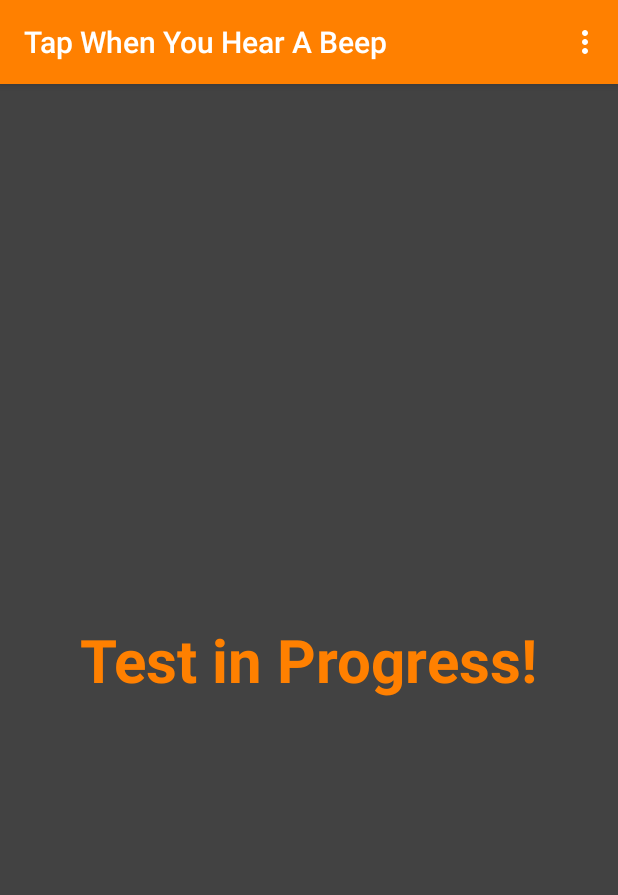
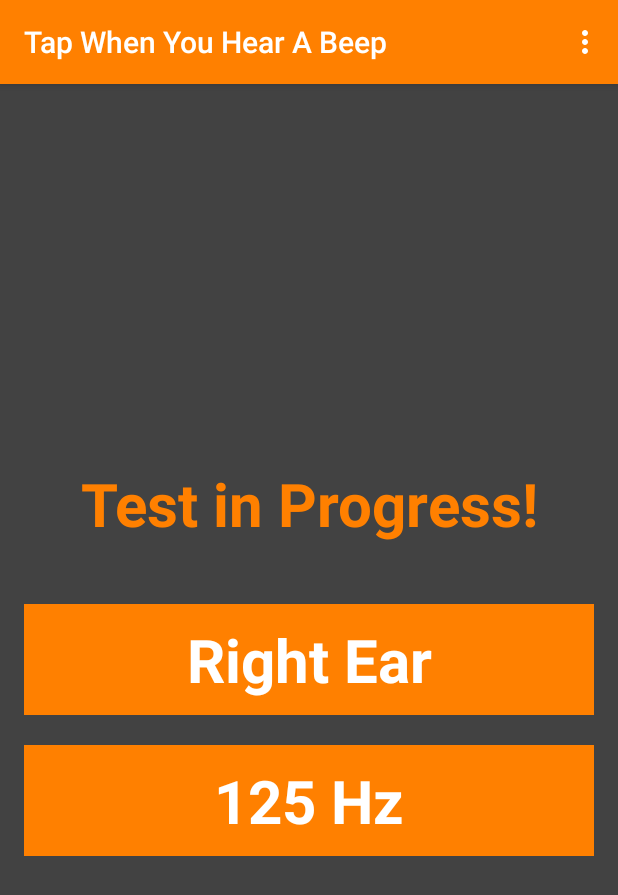
Before and after one commit to woheller69/audiometry, an Android app: the TestProctoring screen opened directly, with no data from a screen before it, on a phone screen of 412 x 824 dp. Shown: the top 895 px of the screen. Run offline under Robolectric (Android 15) with nearby library versions, the phone set to English and light mode, and no system bars.

Commit message:
Remove TestComplete Store left/right results in single file Show frequency and ear during test

```diff
--- a/app/src/main/java/ut/ewh/audiometrytest/TestProctoring.java
+++ b/app/src/main/java/ut/ewh/audiometrytest/TestProctoring.java
@@ -15,6 +15,7 @@ import android.view.MenuItem;
 import android.view.MotionEvent;
 import android.view.View;
 import android.view.WindowManager;
+import android.widget.TextView;
 import android.widget.Toast;
 
 import java.util.Timer;
@@ -33,6 +34,8 @@ public class TestProctoring extends ActionBarActivity {
     public double[] thresholds_left = new double[testFrequencies.length];
     private Context context;
     testThread testThread;
+    TextView earView;
+    TextView frequencyView;
 
 
 
@@ -40,6 +43,15 @@ public class TestProctoring extends ActionBarActivity {
     {
         runOnUiThread(() -> Toast.makeText(TestProctoring.this, toast, Toast.LENGTH_SHORT).show());
     }
+
+    public void setEarView(final int textID){
+        runOnUiThread(() -> earView.setText(textID));
+    }
+
+    public void setFrequencyView(final int freq){
+        runOnUiThread(() -> frequencyView.setText(freq + " Hz"));
+    }
+
     /**
      * Randomly picks time gap between test tones in ms
      * @return
@@ -79,10 +91,10 @@ public class TestProctoring extends ActionBarActivity {
     };
 
     /**
-     * go to TestComplete activity
+     * go to MainActivity
      */
-    public void gotoComplete(){
-        Intent intent = new Intent(this, TestComplete.class);
+    public void gotoMain(){
+        Intent intent = new Intent(this, MainActivity.class);
         startActivity(intent);
     };
 
@@ -148,10 +160,14 @@ public class TestProctoring extends ActionBarActivity {
 
             //iterated once for every frequency to be tested
             for (int s = 0; s < 2; s++) {
+                if (s==0) setEarView(R.string.right_ear);
+                else setEarView(R.string.left_ear);
+
                 if (stopped){break;}
                 for (int i = 0; i < testFrequencies.length; i++) {
                     if (stopped){break;}
                     int frequency = testFrequencies[i];
+                    setFrequencyView(frequency);
                     float increment = (float) (Math.PI) * frequency / sampleRate;
                     int maxVolume = volume;
                     int minVolume = 0;
@@ -204,7 +220,7 @@ public class TestProctoring extends ActionBarActivity {
             if (stopped) return;
 
             fileOperations.writeTestResult(thresholds_right, thresholds_left, context);
-            gotoComplete();
+            gotoMain();
         }
 
 
@@ -221,6 +237,8 @@ public class TestProctoring extends ActionBarActivity {
         super.onCreate(savedInstanceState);
         context=this;
         setContentView(R.layout.activity_test_proctoring);
+        earView = findViewById(R.id.ear);
+        frequencyView = findViewById(R.id.frequency);
         if (Build.VERSION.SDK_INT >= Build.VERSION_CODES.LOLLIPOP) {
             getWindow().addFlags(WindowManager.LayoutParams.FLAG_DRAWS_SYSTEM_BAR_BACKGROUNDS);
             getWindow().setStatusBarColor(getResources().getColor(R.color.primary_dark));
--- a/app/src/main/res/layout/activity_test_lookup.xml
+++ b/app/src/main/res/layout/activity_test_lookup.xml
@@ -9,7 +9,7 @@
     tools:context="ut.ewh.audiometrytest.TestLookup">
 
     <TextView
-        android:text="@string/hello_world"
+        android:text="@string/test_running"
         android:layout_width="wrap_content"
         android:layout_height="wrap_content" />
 
--- a/app/src/main/res/layout/activity_test_proctoring.xml
+++ b/app/src/main/res/layout/activity_test_proctoring.xml
@@ -13,12 +13,40 @@
     android:keepScreenOn="true">
 
     <TextView
-        android:text="@string/hello_world"
-        android:layout_width="wrap_content"
+        android:layout_above="@id/ear"
+        android:layout_marginBottom="40dp"
+        android:text="@string/test_running"
+        android:layout_width="match_parent"
         android:layout_height="wrap_content"
         android:textSize="40sp"
         android:textColor="@color/orange"
         android:textStyle="bold"
         android:gravity="center"/>
 
+    <TextView
+        android:id="@+id/ear"
+        android:layout_above="@id/frequency"
+        android:background="@drawable/button_background"
+        android:text="@string/right_ear"
+        android:padding="10dp"
+        android:layout_width="match_parent"
+        android:layout_height="wrap_content"
+        android:layout_marginBottom="20dp"
+        android:textSize="40sp"
+        android:textColor="@color/white"
+        android:textStyle="bold"
+        android:gravity="center"/>
+
+    <TextView
+        android:id="@+id/frequency"
+        android:background="@drawable/button_background"
+        android:text="8000 Hz"
+        android:padding="10dp"
+        android:layout_width="match_parent"
+        android:layout_height="wrap_content"
+        android:textSize="40sp"
+        android:textColor="@color/white"
+        android:textStyle="bold"
+        android:gravity="center_horizontal"/>
+
 </RelativeLayout>
--- a/app/src/main/res/values/strings.xml
+++ b/app/src/main/res/values/strings.xml
@@ -12,7 +12,7 @@
     <string name="pretest_info_body">Before the audiometry test is performed, the headphones must be calibrated. Ensure that the headphones being used are firmly plugged into the headphone jack. Press the button below when you\'re ready to see calibration instructions. Once the headphones are calibrated, you can begin the audiometry test.</string>
     <string name="pretest_button">Calibration Instructions</string>
     <string name="title_activity_test_proctoring">Tap When You Hear A Beep</string>
-    <string name="hello_world">Test in Progress!</string>
+    <string name="test_running">Test in Progress!</string>
     <string name="title_activity_test_proctoring_revised">Test Has Begun!</string>
     <string name="title_activity_export_data">Export Data</string>
     <string name="button_export">Test Results</string>
@@ -65,5 +65,7 @@
     <string name="share_option">Share Test Results</string>
     <string name="button_skip_calibration">Skip calibration</string>
     <string name="delete_option">Delete</string>
+    <string name="right_ear">Right Ear</string>
+    <string name="left_ear">Left Ear</string>
 
 </resources>
```
Also changed, not shown: app/src/main/AndroidManifest.xml (+0 -9 lines), app/src/main/java/ut/ewh/audiometrytest/FileOperations.java (+23 -50 lines), app/src/main/java/ut/ewh/audiometrytest/TestComplete.java (deleted, +0 -103 lines), app/src/main/java/ut/ewh/audiometrytest/TestData.java (+10 -17 lines), app/src/main/java/ut/ewh/audiometrytest/TestLookup.java (+18 -20 lines), app/src/main/res/layout/activity_test_complete.xml (deleted, +0 -50 lines), app/src/main/res/menu/test_complete.xml (deleted, +0 -10 lines), 1 other file.
